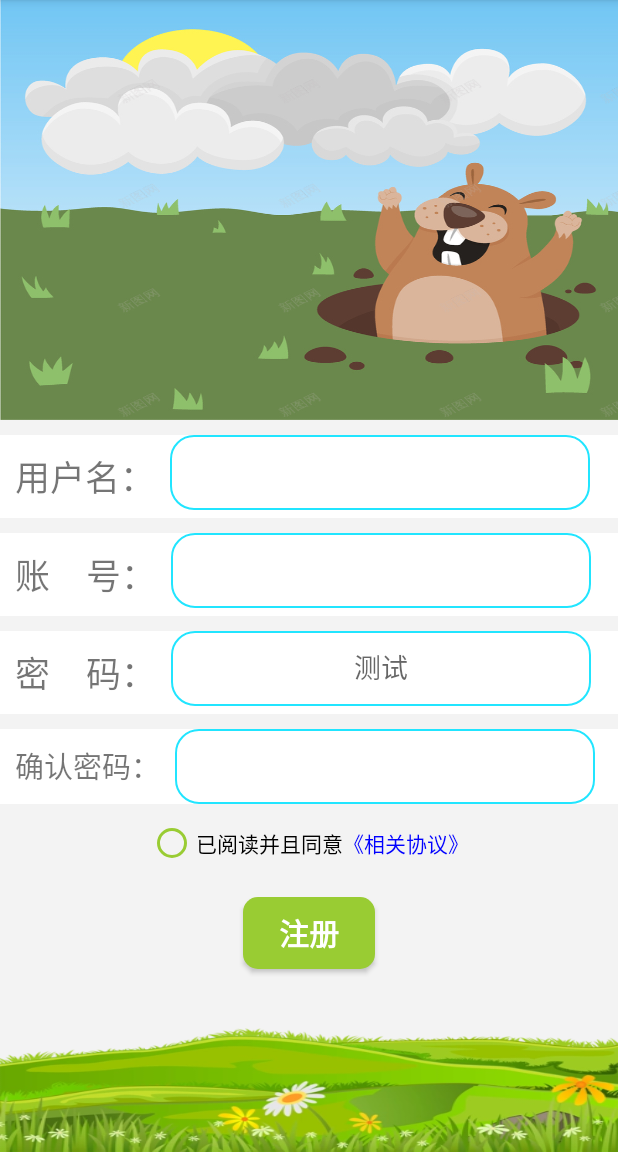
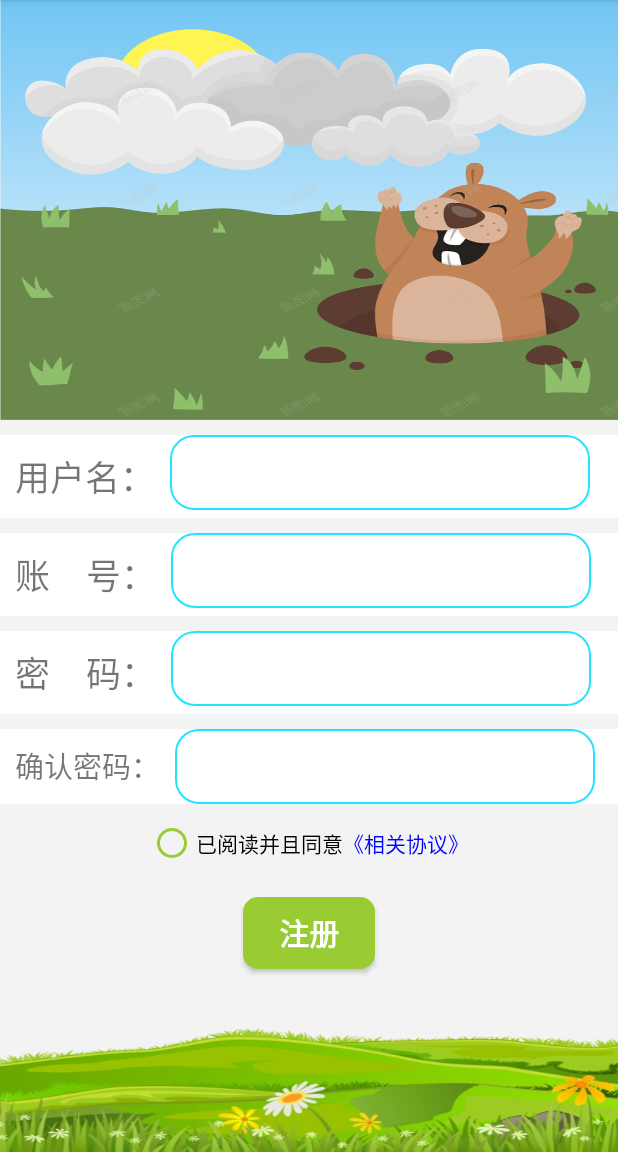
Before and after one commit to JiuR999/DiglettGame, an Android app: the RegisterActivity screen opened directly, with no data from a screen before it, on a phone screen of 412 x 824 dp, the part 84-1236 px from its top. Run offline under Robolectric (Android 15) with nearby library versions, the phone set to English and light mode, and no system bars; Roboto replaces fonts that are not available here.

```diff
--- a/app/src/main/res/layout/activity_register.xml
+++ b/app/src/main/res/layout/activity_register.xml
@@ -73,7 +73,6 @@
             android:layout_width="280dp"
             android:layout_height="50dp"
             android:gravity="center_horizontal"
-            android:hint="测试"
             android:layout_gravity="center_horizontal"
             android:background="@drawable/edit" />
     </LinearLayout>
```
